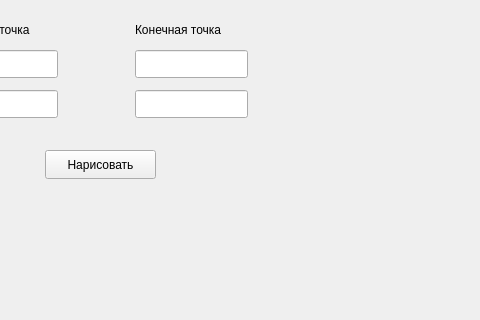
Above: singleLine/mainwindow.ui from CandyRubik/graphics before the change; both pictures show x 175 to 655 and y 0 to 320 of the 800 by 600 pixel window. Below: the same form after it.
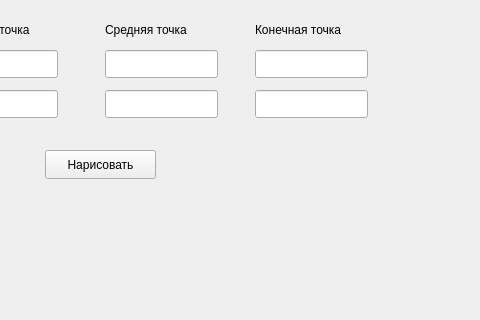
That is the form after the change.

Diff of the .ui file:
```diff
--- a/singleLine/mainwindow.ui
+++ b/singleLine/mainwindow.ui
@@ -37,7 +37,7 @@
    <widget class="QLineEdit" name="second_y_coord_edit">
     <property name="geometry">
      <rect>
-      <x>310</x>
+      <x>280</x>
       <y>90</y>
       <width>113</width>
       <height>28</height>
@@ -47,7 +47,7 @@
    <widget class="QLineEdit" name="second_x_coord_edit">
     <property name="geometry">
      <rect>
-      <x>310</x>
+      <x>280</x>
       <y>50</y>
       <width>113</width>
       <height>28</height>
@@ -70,14 +70,14 @@
    <widget class="QLabel" name="end_point">
     <property name="geometry">
      <rect>
-      <x>310</x>
+      <x>280</x>
       <y>20</y>
       <width>121</width>
       <height>20</height>
      </rect>
     </property>
     <property name="text">
-     <string>Конечная точка</string>
+     <string>Средняя точка</string>
     </property>
    </widget>
    <widget class="QLabel" name="x_coord">
@@ -171,6 +171,39 @@
      </rect>
     </property>
    </widget>
+   <widget class="QLineEdit" name="third_y_coord_edit">
+    <property name="geometry">
+     <rect>
+      <x>430</x>
+      <y>90</y>
+      <width>113</width>
+      <height>28</height>
+     </rect>
+    </property>
+   </widget>
+   <widget class="QLineEdit" name="third_x_coord_edit">
+    <property name="geometry">
+     <rect>
+      <x>430</x>
+      <y>50</y>
+      <width>113</width>
+      <height>28</height>
+     </rect>
+    </property>
+   </widget>
+   <widget class="QLabel" name="end_point_4">
+    <property name="geometry">
+     <rect>
+      <x>430</x>
+      <y>20</y>
+      <width>121</width>
+      <height>20</height>
+     </rect>
+    </property>
+    <property name="text">
+     <string>Конечная точка</string>
+    </property>
+   </widget>
   </widget>
   <widget class="QMenuBar" name="menubar">
    <property name="geometry">
```
